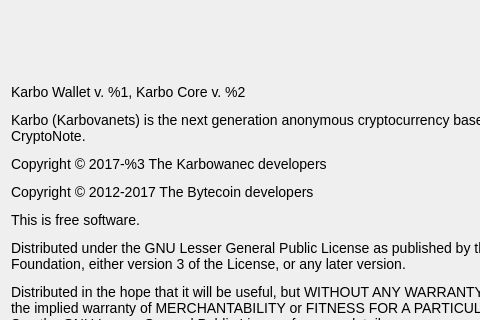
Qt form src/Gui/Common/AboutDialog.ui (dandzu7/ekoin-gui) before a commit; both pictures show x 0 to 480 and y 0 to 320 of the 600 by 500 pixel window.
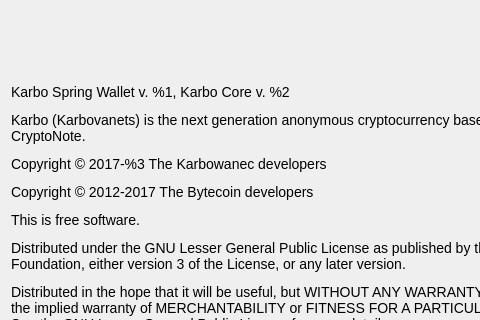
The same form after that commit. Custom widgets are drawn as their Qt base class.

Commit message: At last we came up with a name for this wallet, it's a Spring Wallet

What changed in the file:
```diff
--- a/src/Gui/Common/AboutDialog.ui
+++ b/src/Gui/Common/AboutDialog.ui
@@ -41,7 +41,7 @@
       </sizepolicy>
      </property>
      <property name="text">
-      <string>&lt;html&gt;&lt;head/&gt;&lt;body&gt;&lt;p&gt;&lt;span style=&quot; font-family:'Open Sans'; font-size:14px;&quot;&gt;Karbo Wallet v. %1, Karbo Core v. %2&lt;/span&gt;&lt;/p&gt;&lt;p&gt;&lt;span style=&quot; font-family:'Open Sans'; font-size:14px;&quot;&gt;Karbo (Karbovanets) is the next generation anonymous cryptocurrency based on CryptoNote.&lt;/span&gt;&lt;/p&gt;&lt;p&gt;&lt;span style=&quot; font-family:'Open Sans'; font-size:14px;&quot;&gt;Copyright © 2017-%3 The Karbowanec developers&lt;/span&gt;&lt;/p&gt;&lt;p&gt;&lt;span style=&quot; font-family:'Open Sans'; font-size:14px;&quot;&gt;Copyright © 2012-2017 The Bytecoin developers&lt;/span&gt;&lt;/p&gt;&lt;p&gt;&lt;span style=&quot; font-family:'Open Sans'; font-size:14px;&quot;&gt;This is free software.&lt;/span&gt;&lt;/p&gt;&lt;p&gt;&lt;span style=&quot; font-family:'Open Sans'; font-size:14px;&quot;&gt;Distributed under the GNU Lesser General Public License as published by the Free Software Foundation, either version 3 of the License, or any later version.&lt;/span&gt;&lt;/p&gt;&lt;p&gt;&lt;span style=&quot; font-family:'Open Sans'; font-size:14px;&quot;&gt;Distributed in the hope that it will be useful, but WITHOUT ANY WARRANTY; without even the implied warranty of MERCHANTABILITY or FITNESS FOR A PARTICULAR PURPOSE. See the GNU Lesser General Public License for more details:&lt;/span&gt;&lt;/p&gt;&lt;p&gt;&lt;a href=&quot;https://www.gnu.org/licenses/lgpl.html&quot;&gt;&lt;span style=&quot; font-family:'Open Sans'; font-size:14px; text-decoration: underline; color:#0000ff;&quot;&gt;https://www.gnu.org/licenses/lgpl.html&lt;/span&gt;&lt;/a&gt;&lt;/p&gt;&lt;p&gt;&lt;a href=&quot;http://karbo.io/&quot;&gt;&lt;span style=&quot; font-family:'Open Sans'; font-size:14px; text-decoration: underline; color:#0000ff;&quot;&gt;http://karbo.io/&lt;/span&gt;&lt;/a&gt;&lt;/p&gt;&lt;/body&gt;&lt;/html&gt;</string>
+      <string>&lt;html&gt;&lt;head/&gt;&lt;body&gt;&lt;p&gt;&lt;span style=&quot; font-family:'Open Sans'; font-size:14px;&quot;&gt;Karbo Spring Wallet v. %1, Karbo Core v. %2&lt;/span&gt;&lt;/p&gt;&lt;p&gt;&lt;span style=&quot; font-family:'Open Sans'; font-size:14px;&quot;&gt;Karbo (Karbovanets) is the next generation anonymous cryptocurrency based on CryptoNote.&lt;/span&gt;&lt;/p&gt;&lt;p&gt;&lt;span style=&quot; font-family:'Open Sans'; font-size:14px;&quot;&gt;Copyright © 2017-%3 The Karbowanec developers&lt;/span&gt;&lt;/p&gt;&lt;p&gt;&lt;span style=&quot; font-family:'Open Sans'; font-size:14px;&quot;&gt;Copyright © 2012-2017 The Bytecoin developers&lt;/span&gt;&lt;/p&gt;&lt;p&gt;&lt;span style=&quot; font-family:'Open Sans'; font-size:14px;&quot;&gt;This is free software.&lt;/span&gt;&lt;/p&gt;&lt;p&gt;&lt;span style=&quot; font-family:'Open Sans'; font-size:14px;&quot;&gt;Distributed under the GNU Lesser General Public License as published by the Free Software Foundation, either version 3 of the License, or any later version.&lt;/span&gt;&lt;/p&gt;&lt;p&gt;&lt;span style=&quot; font-family:'Open Sans'; font-size:14px;&quot;&gt;Distributed in the hope that it will be useful, but WITHOUT ANY WARRANTY; without even the implied warranty of MERCHANTABILITY or FITNESS FOR A PARTICULAR PURPOSE. See the GNU Lesser General Public License for more details:&lt;/span&gt;&lt;/p&gt;&lt;p&gt;&lt;a href=&quot;https://www.gnu.org/licenses/lgpl.html&quot;&gt;&lt;span style=&quot; font-family:'Open Sans'; font-size:14px; text-decoration: underline; color:#0000ff;&quot;&gt;https://www.gnu.org/licenses/lgpl.html&lt;/span&gt;&lt;/a&gt;&lt;/p&gt;&lt;p&gt;&lt;a href=&quot;http://karbo.io/&quot;&gt;&lt;span style=&quot; font-family:'Open Sans'; font-size:14px; text-decoration: underline; color:#0000ff;&quot;&gt;http://karbo.io/&lt;/span&gt;&lt;/a&gt;&lt;/p&gt;&lt;/body&gt;&lt;/html&gt;</string>
      </property>
      <property name="textFormat">
       <enum>Qt::RichText</enum>
```
Left out of the diff: 2 changed lines with no effect on the pictures. The commit also changes 2 other files.
